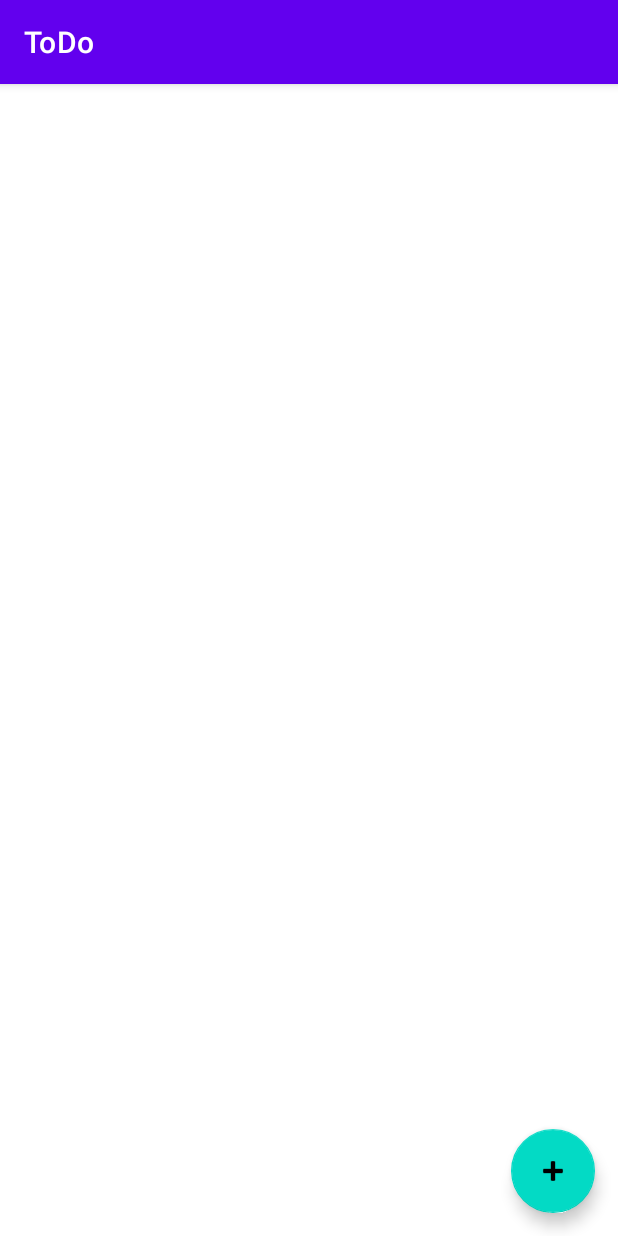
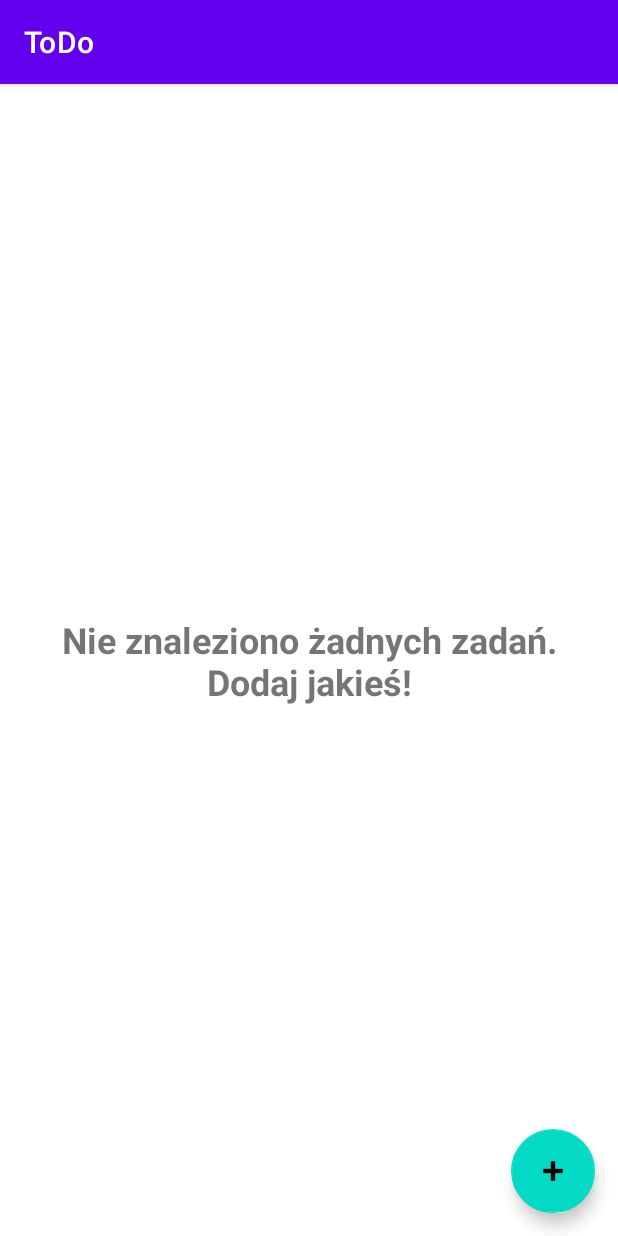
Before and after one commit to MateuszLebioda/ToDo, an Android app: the screen it shows after launch (MainActivity), on a phone screen of 412 x 824 dp. Run offline under Robolectric (Android 15) with nearby library versions, the phone set to English and light mode, and no system bars; 1 statement that could not run was skipped.

```diff
--- a/app/src/main/java/com/mateusz/todo/MainActivity.java
+++ b/app/src/main/java/com/mateusz/todo/MainActivity.java
@@ -1,11 +1,14 @@
 package com.mateusz.todo;
 
 import com.mateusz.todo.activity.AddNewTodo;
+
 import android.content.Intent;
 import android.os.Bundle;
 import android.view.View;
+import android.widget.CheckBox;
 import android.widget.LinearLayout;
 import android.widget.TextView;
+import android.widget.Toast;
 
 import androidx.appcompat.app.AppCompatActivity;
 
@@ -20,6 +23,7 @@ public class MainActivity extends AppCompatActivity {
     private LinearLayout contentLayout;
     private DataManager dataManager = DataManager.getInstance();
     private FloatingActionButton addNewToDoButton;
+    private TextView emptyListLabel;
 
     @Override
     protected void onCreate(Bundle savedInstanceState) {
@@ -32,6 +36,7 @@ public class MainActivity extends AppCompatActivity {
 
     private void initFields() {
         contentLayout = findViewById(R.id.contentLayout);
+        emptyListLabel = findViewById(R.id.emptyListLabel);
         addNewToDoButton = findViewById(R.id.addNewToDoButton);
         addNewToDoButton.setOnClickListener(v -> {
             Intent intent = new Intent(this, AddNewTodo.class);
@@ -42,6 +47,13 @@ public class MainActivity extends AppCompatActivity {
 
 
     private void initView() {
+
+        if(dataManager.getToDos().size() == 0 ){
+            emptyListLabel.setVisibility(View.VISIBLE);
+        }else {
+            emptyListLabel.setVisibility(View.GONE);
+        }
+
         int index = 0;
         contentLayout.removeAllViews();
         for (ToDo toDo : dataManager.getToDos()) {
@@ -54,6 +66,13 @@ public class MainActivity extends AppCompatActivity {
             });
 
             TextView toDoName = frame.findViewById(R.id.toDoName);
+            frame.findViewById(R.id.isDone).setOnClickListener(v -> {
+                dataManager.markAsDone(toDo);
+                initView();
+                Toast.makeText(this, "Pomyślnie oznaczone zadanie jako wykonane", Toast.LENGTH_SHORT).show();
+
+            });
+
             toDoName.setText(toDo.getName());
             frame.setId(index);
             contentLayout.addView(frame);
--- a/app/src/main/res/layout/activity_main.xml
+++ b/app/src/main/res/layout/activity_main.xml
@@ -21,15 +21,29 @@
         </LinearLayout>
     </ScrollView>
 
+    <TextView
+        android:id="@+id/emptyListLabel"
+        android:layout_width="wrap_content"
+        android:layout_height="wrap_content"
+        android:gravity="center"
+        android:text="Nie znaleziono żadnych zadań.\nDodaj jakieś!"
+        android:textSize="24sp"
+        android:textStyle="bold"
+        android:visibility="gone"
+        app:layout_constraintBottom_toBottomOf="parent"
+        app:layout_constraintLeft_toLeftOf="parent"
+        app:layout_constraintRight_toRightOf="parent"
+        app:layout_constraintTop_toTopOf="parent" />
+
     <com.google.android.material.floatingactionbutton.FloatingActionButton
         android:id="@+id/addNewToDoButton"
         android:layout_width="wrap_content"
         android:layout_height="wrap_content"
+        android:layout_marginRight="15sp"
+        android:layout_marginBottom="15sp"
+        android:clickable="true"
         app:layout_constraintBottom_toBottomOf="parent"
         app:layout_constraintEnd_toEndOf="parent"
-        android:layout_marginBottom="15sp"
-        android:layout_marginRight="15sp"
-        android:clickable="true"
         app:srcCompat="@android:drawable/ic_input_add" />
 
 </androidx.constraintlayout.widget.ConstraintLayout>
```
Also changed, not shown: app/src/main/java/com/mateusz/todo/data/DataManager.java (+14 -0 lines).
